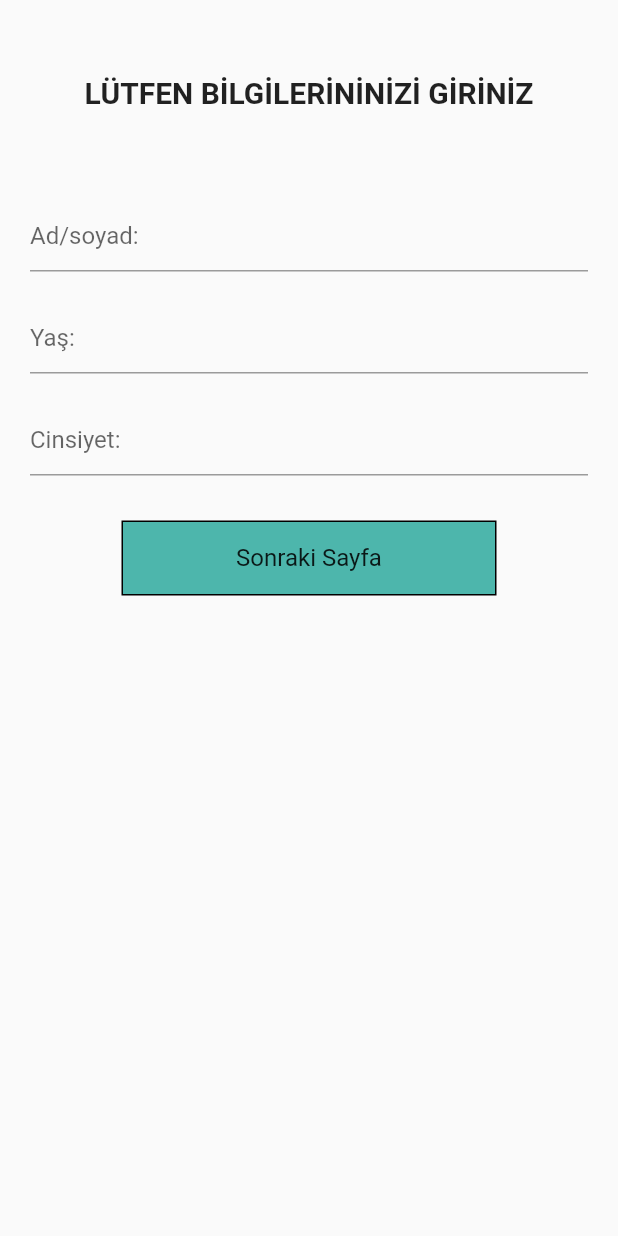
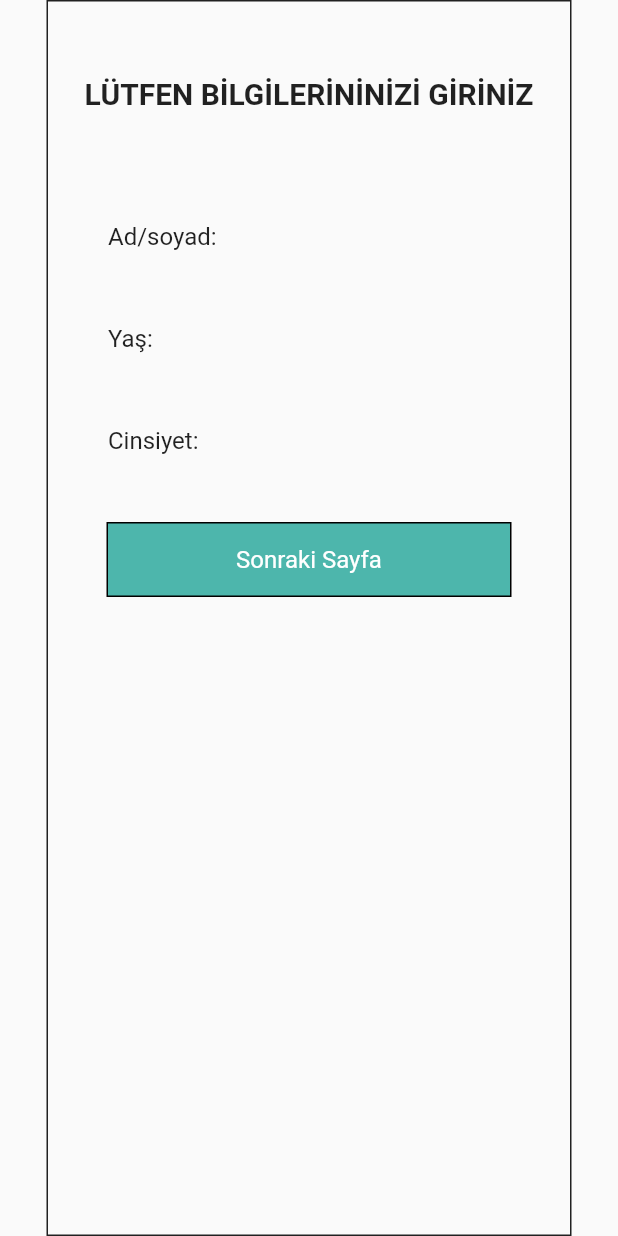
Before and after one commit to kubilaycakmak/dikotik_app, a Flutter app: the screen it shows after launch, after a tap on "BAŞLA", on a phone screen of 412 x 824 dp. Run offline on Flutter 3.47's test engine with Material 2 defaults, Android fonts, the phone set to English and light mode, and no system bars; our stand-ins replace audioplayers; missing offline and left inert: stereo, volume.

Commit message:
changing theme

```diff
--- a/lib/main.dart
+++ b/lib/main.dart
@@ -7,6 +7,9 @@ void main() => runApp(MyApp());
 class MyApp extends StatelessWidget {
   @override
   Widget build(BuildContext context) {
-    return MaterialApp(color: Colors.white, home: EntryPage());
+    return MaterialApp(
+      debugShowCheckedModeBanner: false,
+      color: Colors.white,
+      home: EntryPage());
   }
 }
--- a/lib/pages/entry_page.dart
+++ b/lib/pages/entry_page.dart
@@ -6,6 +6,16 @@ class EntryPage extends StatelessWidget {
   @override
   Widget build(BuildContext context) {
     return Scaffold(
+      appBar: PreferredSize(
+        preferredSize: Size.fromHeight(60),
+        child: AppBar(
+          centerTitle: true,
+          title: Text('Dikotik Testi'),
+          backgroundColor: Colors.cyan[900],
+          elevation: 0,
+        ),
+      ),
+      backgroundColor: Colors.white,
       body: Center(
         child: Column(
           children: <Widget>[
--- a/lib/pages/get_information_page.dart
+++ b/lib/pages/get_information_page.dart
@@ -19,7 +19,15 @@ class _GetInformationPageState extends State<GetInformationPage> {
   @override
   Widget build(BuildContext context) {
     return Scaffold(
-      body: Column(
+      body: Center(
+        child: Container(
+          width: 350,
+          decoration: BoxDecoration(
+            border: Border.all(
+              color: Colors.black87
+            )
+          ),
+          child: Column(
             children: <Widget>[
               Padding(
                 padding: const EdgeInsets.symmetric(vertical: 50),
@@ -32,43 +40,47 @@ class _GetInformationPageState extends State<GetInformationPage> {
                 ),
               ),
               Padding(
-            padding: const EdgeInsets.symmetric(vertical: 10, horizontal: 20),
+                padding: const EdgeInsets.symmetric(vertical: 10, horizontal: 40),
                 child: TextField(
                   controller: c1,
                   onSubmitted: (val) {
                     print('object');
                   },
                   decoration: InputDecoration(
-                  hintText: 'Ad/soyad:', hintStyle: paragraphText),
+                    border: InputBorder.none,
+                      hintText: 'Ad/soyad:', hintStyle: textField),
                 ),
               ),
               Padding(
-            padding: const EdgeInsets.symmetric(vertical: 10, horizontal: 20),
+                padding: const EdgeInsets.symmetric(vertical: 10, horizontal: 40),
                 child: TextField(
                   controller: c2,
                   onSubmitted: (val) {
                     print('object');
                   },
                   decoration:
-                  InputDecoration(hintText: 'Yaş:', hintStyle: paragraphText),
+                      InputDecoration(
+                        border: InputBorder.none,
+                        hintText: 'Yaş:', hintStyle: textField),
                 ),
               ),
               Padding(
-            padding: const EdgeInsets.symmetric(vertical: 10, horizontal: 20),
+                padding: const EdgeInsets.symmetric(vertical: 10, horizontal: 40),
                 child: TextField(
                   controller: c3,
                   onSubmitted: (val) {
                     print('object');
                   },
                   decoration: InputDecoration(
-                  hintText: 'Cinsiyet:', hintStyle: paragraphText),
+                    border: InputBorder.none,
+                      hintText: 'Cinsiyet:', hintStyle: textField),
                 ),
               ),
               SizedBox(
                 height: 20,
               ),
               Container(
-            width: 250,
+                width: 270,
                 decoration:
                     BoxDecoration(border: Border.all(), color: Colors.teal[300]),
                 child: FlatButton(
@@ -96,6 +108,8 @@ class _GetInformationPageState extends State<GetInformationPage> {
               )
             ],
           ),
+        ),
+      ),
     );
   }
 }
--- a/lib/pages/style/text_style.dart
+++ b/lib/pages/style/text_style.dart
@@ -1,4 +1,5 @@
 import 'package:flutter/material.dart';
 
 var titleText = new TextStyle(fontSize: 20, fontWeight: FontWeight.bold);
-var paragraphText = new TextStyle(fontSize: 16, fontWeight: FontWeight.normal);
+var paragraphText = new TextStyle(fontSize: 16, fontWeight: FontWeight.normal, color: Colors.white);
+var textField = new TextStyle(fontSize: 16, fontWeight: FontWeight.normal, color: Colors.black87);
```
Also changed, not shown: pubspec.yaml (+16 -0 lines), pubspec.lock, 2 other files. Lines whose indentation alone changed are shown as unchanged.
